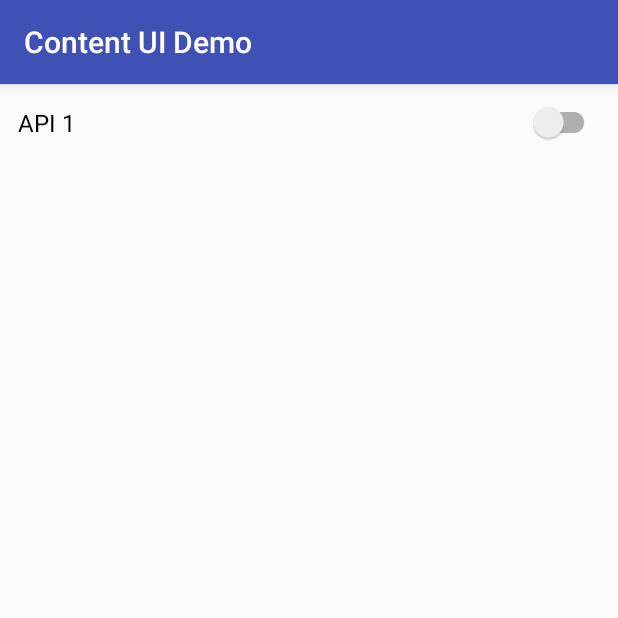
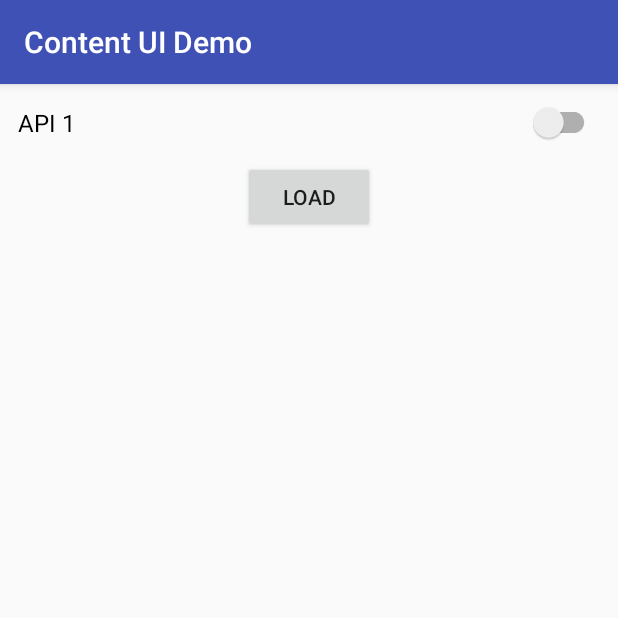
Before and after one commit to Ray33/mobitech_content_ui_sdk_demo, an Android app: the screen it shows after launch (MainActivity), on a phone screen of 412 x 824 dp, the top half of it. Run offline under Robolectric (Android 15) with nearby library versions, the phone set to English and light mode, and no system bars.

Commit message:
load content on button

```diff
--- a/content_ui_demo/build.gradle
+++ b/content_ui_demo/build.gradle
@@ -16,8 +16,8 @@ android {
         applicationId "io.mobitech.content_ui_demo"
         minSdkVersion 15
         targetSdkVersion 24
-        versionCode 1
-        versionName "1.0"
+        versionCode 2
+        versionName "2.0"
     }
     buildTypes {
         release {
--- a/content_ui_demo/src/main/res/layout/activity_main.xml
+++ b/content_ui_demo/src/main/res/layout/activity_main.xml
@@ -14,6 +14,13 @@
         android:text="@string/switch_fragments_old_version"
         android:textSize="16sp" />
 
+    <Button
+        android:id="@+id/load_content_btn"
+        android:layout_width="wrap_content"
+        android:layout_height="wrap_content"
+        android:layout_gravity="center_horizontal"
+        android:text="@string/load"
+        android:onClick="loadContent"/>
     <FrameLayout
         android:id="@+id/content_ui_container"
         android:layout_width="match_parent"
--- a/content_ui_demo/src/main/res/values/strings.xml
+++ b/content_ui_demo/src/main/res/values/strings.xml
@@ -3,4 +3,5 @@
 
     <string name="switch_fragments_old_version">API 1</string>
     <string name="switch_fragments_new_version">API 2</string>
+    <string name="load">load</string>
 </resources>
```
Also changed, not shown: content_ui_demo/src/main/java/io/mobitech/content_ui_demo/ui/MainActivity.java (+14 -1 lines), 1 other file.
